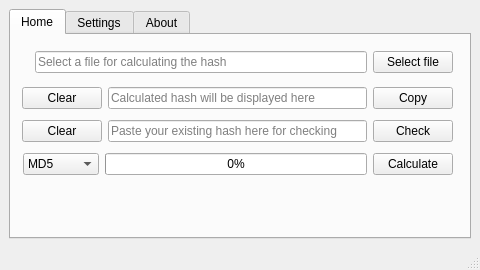
The window that ui/mainwindow.ui (Rizwan-Hasan/Free-Hash-Checker) describes before a commit, drawn with Qt 5.
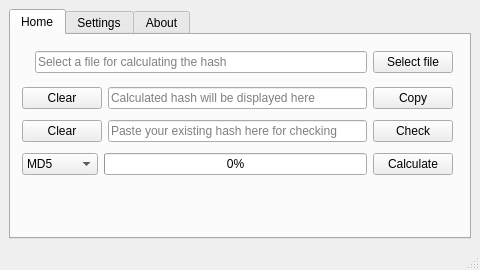
The same window after the commit. Icons and pictures are not drawn.

```diff
--- a/ui/mainwindow.ui
+++ b/ui/mainwindow.ui
@@ -203,7 +203,7 @@
          <item row="3" column="0">
           <layout class="QHBoxLayout" name="horizontalLayout_2" stretch="0,0,0">
            <property name="leftMargin">
-            <number>1</number>
+            <number>0</number>
            </property>
            <item>
             <widget class="QComboBox" name="comboBoxHashChoices">
```
